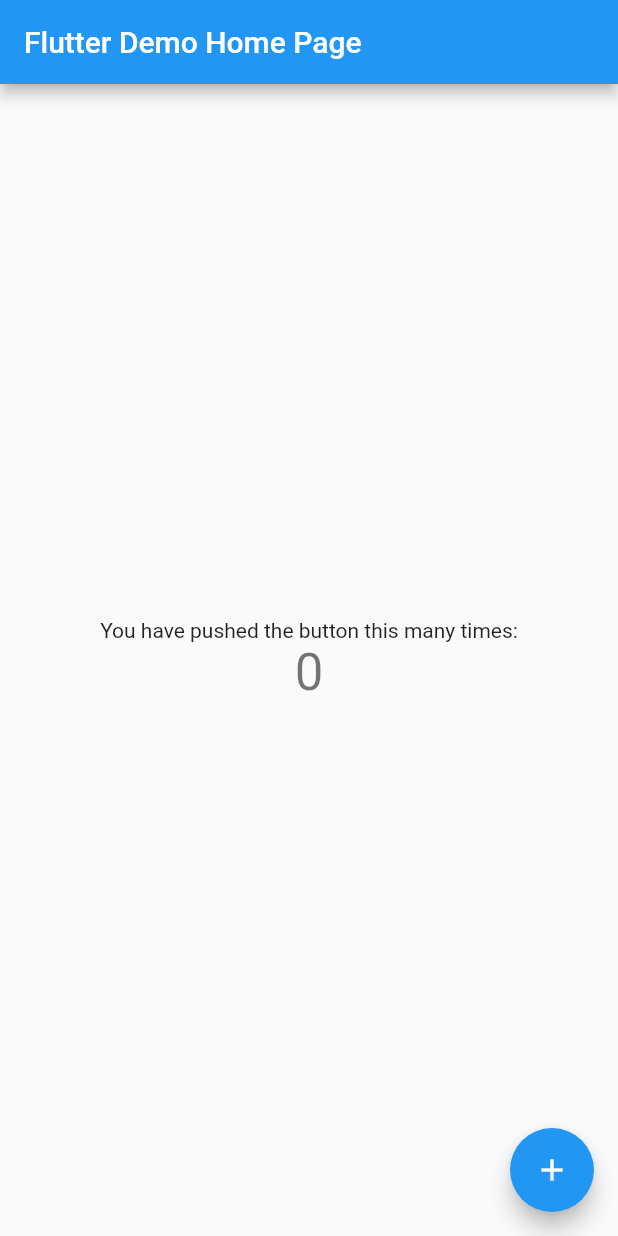
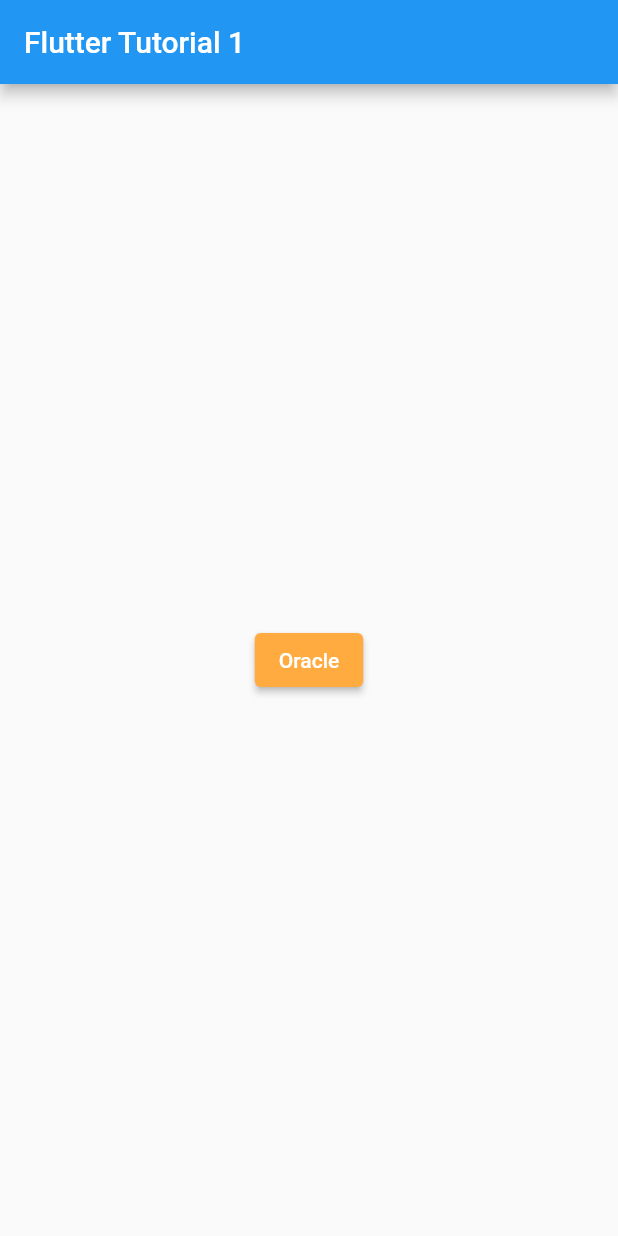
Before and after one commit to RooiBos-Dev/flutter-tutorial-1, a Flutter app: the screen it shows after launch, on a phone screen of 412 x 824 dp. Run offline on Flutter 3.47's test engine with Material 2 defaults, Android fonts, the phone set to English and light mode, and no system bars; missing offline and left inert: random_color.

Commit message:
Add Button
Added random button with statefull random color generation on click.

```diff
--- a/flutter_tutorial_1/lib/main.dart
+++ b/flutter_tutorial_1/lib/main.dart
@@ -1,3 +1,4 @@
+import 'package:random_color/random_color.dart';
 import 'package:flutter/material.dart';
 
 void main() {
@@ -14,7 +15,7 @@ class MyApp extends StatelessWidget {
   @override
   Widget build(BuildContext context) {
     return MaterialApp(
-      title: 'Flutter Demo',
+      title: 'Flutter Tutorial 1',
       theme: ThemeData(
         primarySwatch: Colors.blue,
       ),
@@ -33,39 +34,37 @@ class MyHomePage extends StatefulWidget {
 }
 
 class _MyHomePageState extends State<MyHomePage> {
-  int _counter = 0;
+  RandomColor _randomColor = RandomColor();
+  Color initialColor = Colors.orangeAccent;
 
-  void _incrementCounter() {
+  void _changeButtonColour() {
+    Color _color = _randomColor.randomColor();
     setState(() {
-      _counter++;
+      initialColor = _color;
     });
   }
 
   @override
   Widget build(BuildContext context) {
+    final ButtonStyle style = ButtonStyle(
+        backgroundColor: MaterialStateProperty.all<Color>(initialColor));
+
     return Scaffold(
       appBar: AppBar(
-        title: Text(widget.title),
+        title: Text("Flutter Tutorial 1"),
       ),
       body: Center(
         child: Column(
           mainAxisAlignment: MainAxisAlignment.center,
           children: <Widget>[
-            Text(
-              'You have pushed the button this many times:',
-            ),
-            Text(
-              '$_counter',
-              style: Theme.of(context).textTheme.headline4,
+            ElevatedButton(
+              style: style,
+              onPressed: () => _changeButtonColour(),
+              child: const Text('Oracle'),
             ),
           ],
         ),
       ),
-      floatingActionButton: FloatingActionButton(
-        onPressed: _incrementCounter,
-        tooltip: 'Increment',
-        child: Icon(Icons.add),
-      ),
     );
   }
 }
```
